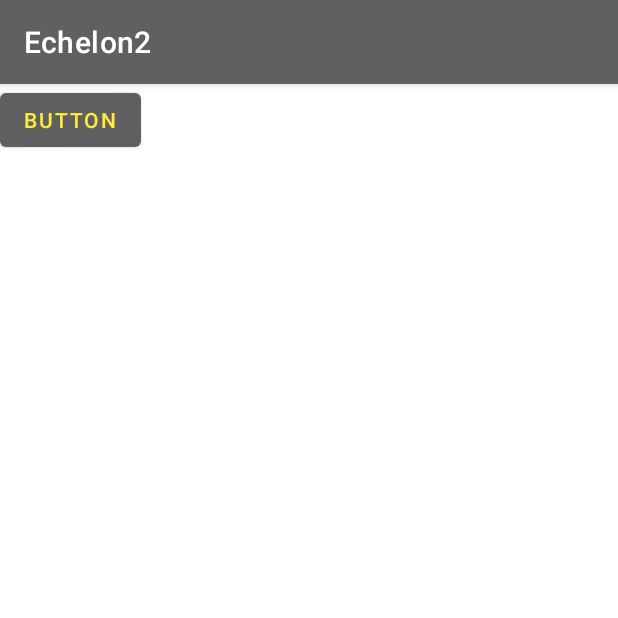
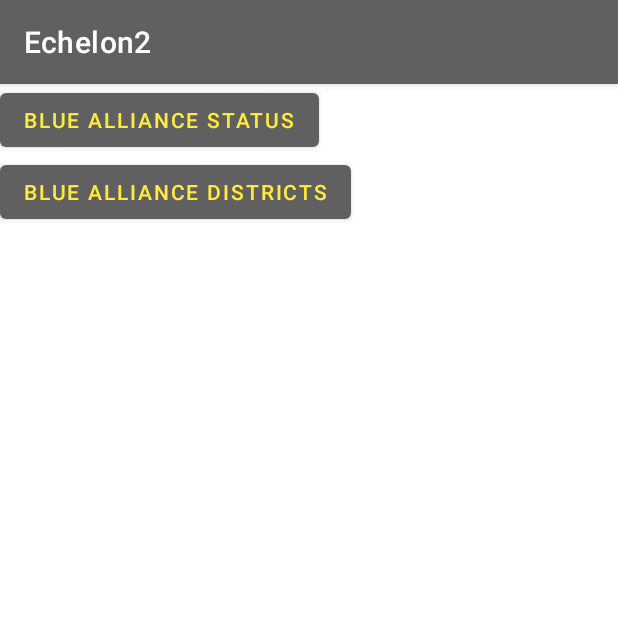
Before and after one commit to HartlandRobotics/EchelonFTC, an Android app: the screen it shows after launch (BlueAllianceActivity), after a tap on "TBA STATUS", on a phone screen of 412 x 824 dp, the top half of it. Run offline under Robolectric (Android 15) with nearby library versions, the phone set to English and light mode, and no system bars; our stand-ins replace Room's generated code.

Commit message:
Pulling Districts from Blue Alliance and saving them to a database (#4)

```diff
--- a/app/src/main/java/org/hartlandrobotics/echelon2/BlueAllianceActivity.java
+++ b/app/src/main/java/org/hartlandrobotics/echelon2/BlueAllianceActivity.java
@@ -10,7 +10,11 @@
 
 import org.hartlandrobotics.echelon2.TBA.Api;
 import org.hartlandrobotics.echelon2.TBA.ApiInterface;
+import org.hartlandrobotics.echelon2.TBA.models.SyncDistrict;
 import org.hartlandrobotics.echelon2.TBA.models.SyncStatus;
+import org.hartlandrobotics.echelon2.database.repositories.DistrictRepo;
+
+import java.util.List;
 
 import retrofit2.Call;
 import retrofit2.Callback;
@@ -20,6 +24,11 @@
 
     private Button statusButton;
     private TextView errorTextDisplay;
+
+    private Button districtButton;
+    private TextView errorTextDistrict;
+
+    private DistrictRepo districtRepo;
 
     public static void launch(Context context){
         Intent intent = new Intent(context, BlueAllianceActivity.class);
@@ -31,7 +40,12 @@
         super.onCreate(savedInstanceState);
         setContentView(R.layout.activity_blue_alliance);
 
+        districtRepo = new DistrictRepo(this.getApplication());
+
+
+        errorTextDistrict = findViewById(R.id.errorTextDistricts);
         errorTextDisplay = findViewById(R.id.errorText);
+
 
         statusButton = findViewById(R.id.syncButton);
         statusButton.setOnClickListener((view) -> {
@@ -71,5 +85,43 @@
             }
         });
 
+
+        districtButton = findViewById(R.id.syncDistricts);
+        districtButton.setOnClickListener((view) -> {
+            ApiInterface newApi = Api.getApiClient(getApplicationContext());
+
+            try{
+                Call<List<SyncDistrict>> newCall = newApi.getDistrictsByYear(2022);
+                newCall.enqueue(new Callback<List<SyncDistrict>>() {
+                    @Override
+                    public void onResponse(Call<List<SyncDistrict>> call, Response<List<SyncDistrict>> response) {
+                        try{
+                            if(!response.isSuccessful()){
+                                errorTextDistrict.setText("Couldn't pull districts");
+                            }
+                            else{
+                                List<SyncDistrict> districts = response.body();
+                                districts.stream()
+                                        .map(district -> district.toDistrict())
+                                        .forEach(district -> districtRepo.upsert(district));
+                                errorTextDistrict.setText("Got districts " + districts.size());
+                            }
+                        }
+                        catch(Exception e){
+                            errorTextDistrict.setText("Error " + e.getMessage());
+                        }
+                    }
+
+                    @Override
+                    public void onFailure(Call<List<SyncDistrict>> call, Throwable t) {
+                        errorTextDistrict.setText("Couldn't pull districts");
+                    }
+                });
+            }
+            catch(Exception e){
+                errorTextDistrict.setText("Error second catch " + e.getMessage());
+            }
+        });
+
     }
 }
--- a/app/src/main/java/org/hartlandrobotics/echelon2/TBA/ApiInterface.java
+++ b/app/src/main/java/org/hartlandrobotics/echelon2/TBA/ApiInterface.java
@@ -1,13 +1,20 @@
 package org.hartlandrobotics.echelon2.TBA;
 
+import org.hartlandrobotics.echelon2.TBA.models.SyncDistrict;
 import org.hartlandrobotics.echelon2.TBA.models.SyncStatus;
+
+import java.util.List;
 
 import retrofit2.Call;
 import retrofit2.http.GET;
+import retrofit2.http.Path;
 
 public interface ApiInterface {
     @GET("status")
     Call<SyncStatus> getStatus();
 
+    @GET("districts/{year}")
+    Call<List<SyncDistrict>> getDistrictsByYear(@Path("year") int year);
+
 
 }
--- a/app/src/main/java/org/hartlandrobotics/echelon2/database/EchelonDatabase.java
+++ b/app/src/main/java/org/hartlandrobotics/echelon2/database/EchelonDatabase.java
@@ -1,6 +1,9 @@
 package org.hartlandrobotics.echelon2.database;
 
 import android.content.Context;
+
+import org.hartlandrobotics.echelon2.database.dao.DistrictDao;
+import org.hartlandrobotics.echelon2.database.entities.District;
 import org.hartlandrobotics.echelon2.database.entities.Evt;
 import androidx.annotation.NonNull;
 import androidx.room.Database;
@@ -13,12 +16,15 @@
 
 @Database(entities = {
         Evt.class,
+        District.class
 
 }, version = 1,
         exportSchema = false
 )
 public abstract class EchelonDatabase extends RoomDatabase {
     public abstract EvtDao eventDao();
+
+    public abstract DistrictDao districtDao();
 
     private static volatile EchelonDatabase _instance;
     private static final int NUMBER_OF_THREADS = 4;
--- /dev/null
+++ b/app/src/main/java/org/hartlandrobotics/echelon2/database/repositories/DistrictRepo.java
@@ -0,0 +1,29 @@
+package org.hartlandrobotics.echelon2.database.repositories;
+
+import android.app.Application;
+
+import androidx.lifecycle.LiveData;
+
+import org.hartlandrobotics.echelon2.database.EchelonDatabase;
+import org.hartlandrobotics.echelon2.database.dao.DistrictDao;
+import org.hartlandrobotics.echelon2.database.entities.District;
+
+import java.util.List;
+
+public class DistrictRepo {
+    private DistrictDao districtDao;
+
+    public DistrictRepo(Application application){
+        EchelonDatabase db = EchelonDatabase.getDatabase(application);
+        districtDao = db.districtDao();
+
+    }
+
+    public LiveData<List<District>> getDistrictsByYear(int year){return districtDao.getDistrictsByYear(2022);}
+
+    public void upsert(District district){
+        EchelonDatabase.databaseWriteExecutor.execute( () -> {
+            districtDao.upsert(district);
+        });
+    }
+}
--- a/app/src/main/res/layout/activity_blue_alliance.xml
+++ b/app/src/main/res/layout/activity_blue_alliance.xml
@@ -12,7 +12,17 @@
         android:layout_height="wrap_content"
         app:layout_constraintTop_toTopOf="parent"
         app:layout_constraintLeft_toLeftOf="parent"
-        android:text="Button"
+        android:text="Blue Alliance Status"
+        tools:layout_editor_absoluteX="239dp"
+        tools:layout_editor_absoluteY="118dp" />
+
+    <com.google.android.material.button.MaterialButton
+        android:id="@+id/syncDistricts"
+        android:layout_width="wrap_content"
+        android:layout_height="wrap_content"
+        app:layout_constraintTop_toBottomOf="@+id/syncButton"
+        app:layout_constraintLeft_toLeftOf="parent"
+        android:text="Blue Alliance Districts"
         tools:layout_editor_absoluteX="239dp"
         tools:layout_editor_absoluteY="118dp" />
 
@@ -24,4 +34,12 @@
         app:layout_constraintLeft_toLeftOf="parent"
         />
 
+    <TextView
+        android:id="@+id/errorTextDistricts"
+        android:layout_width="wrap_content"
+        android:layout_height="wrap_content"
+        app:layout_constraintLeft_toRightOf="@+id/errorText"
+        app:layout_constraintBottom_toBottomOf="parent"
+        />
+
 </androidx.constraintlayout.widget.ConstraintLayout>
```
Also changed, not shown: app/src/main/java/org/hartlandrobotics/echelon2/TBA/models/SyncDistrict.java (added, +41 -0 lines).
